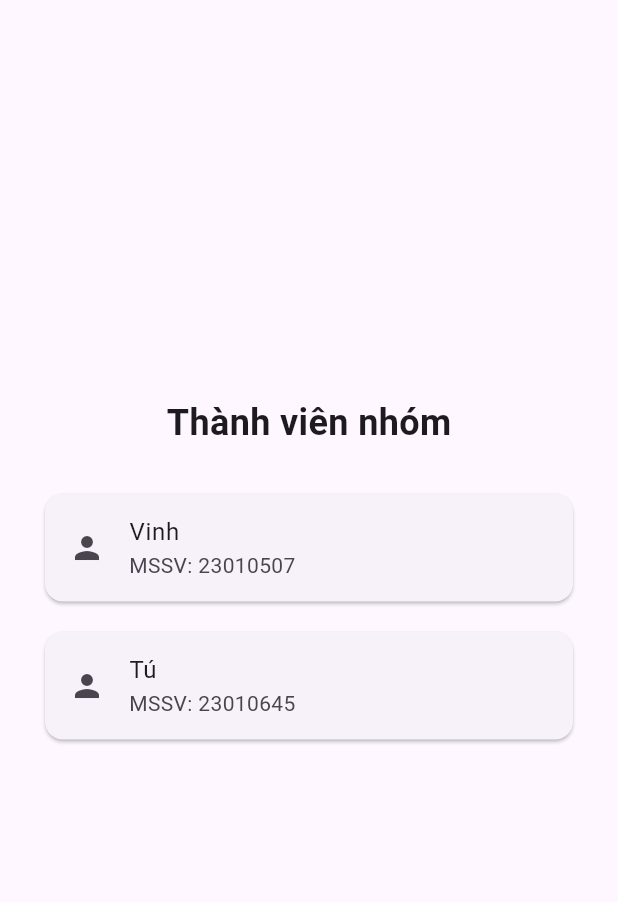
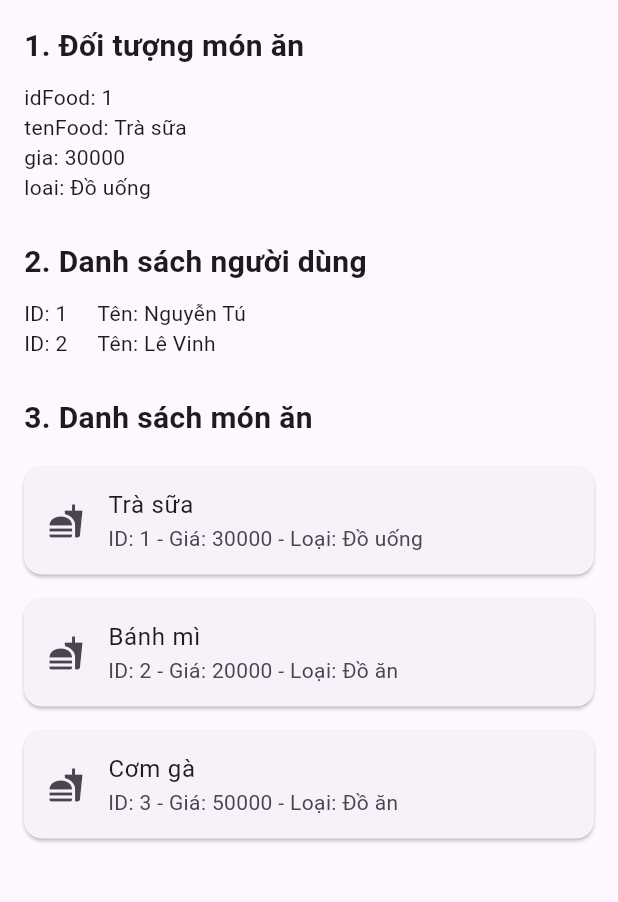
Before and after one commit to Tunguyen-05/Food-Ordering-App_Vinh_Tu_N03_1_2026, a Flutter app: the screen it shows after launch, on a phone screen of 412 x 824 dp, the part 84-986 px from its top. Run offline on Flutter 3.47's test engine with Material 3 defaults, Android fonts, the phone set to English and light mode, and no system bars.

Commit message:
bai thuc hanh so 2

```diff
--- a/lib/main.dart
+++ b/lib/main.dart
@@ -10,8 +10,8 @@ class MyApp extends StatelessWidget {
   @override
   Widget build(BuildContext context) {
     return MaterialApp(
+      debugShowCheckedModeBanner: false,
       title: 'Food Ordering App',
-      debugShowCheckedModeBanner: false,
       home: const MyHomePage(),
     );
   }
@@ -22,40 +22,113 @@ class MyHomePage extends StatelessWidget {
 
   @override
   Widget build(BuildContext context) {
+    int idFood = 1;
+    String tenFood = "Trà sữa";
+    int gia = 30000;
+    String loai = "Đồ uống";
+
+    // Đối tượng món ăn
+    var food = {
+      'idFood': idFood,
+      'tenFood': tenFood,
+      'gia': gia,
+      'loai': loai,
+    };
+
+    // Danh sách người dùng
+    var Listuser = [
+      {
+      'idUser': 1,
+      'tenUser': 'Nguyễn Tú',
+      },
+      {
+        'idUser': 2,
+        'tenUser': 'Lê Vinh',
+      }
+    ];
+
+    // Danh sách món ăn
+    var listFood = [
+      {
+        'idFood': 1,
+        'tenFood': 'Trà sữa',
+        'gia': 30000,
+        'loai': 'Đồ uống',
+      },
+      {
+        'idFood': 2,
+        'tenFood': 'Bánh mì',
+        'gia': 20000,
+        'loai': 'Đồ ăn',
+      },
+      {
+        'idFood': 3,
+        'tenFood': 'Cơm gà',
+        'gia': 50000,
+        'loai': 'Đồ ăn',
+      },
+    ];
+
     return Scaffold(
       appBar: AppBar(
-        title: const Text('Food Ordering App'),
+        title: const Text("Food Ordering App"),
         backgroundColor: Colors.lightBlueAccent,
       ),
-      body: Center(
+      body: SingleChildScrollView(
+        padding: const EdgeInsets.all(16),
         child: Column(
-          mainAxisAlignment: MainAxisAlignment.center,
+          crossAxisAlignment: CrossAxisAlignment.start,
           children: [
             const Text(
-              'Thành viên nhóm',
-              style: TextStyle(
-                fontSize: 24,
-                fontWeight: FontWeight.bold,
-              ),
+              "1. Đối tượng món ăn",
+              style: TextStyle(fontSize: 20, fontWeight: FontWeight.bold),
             ),
-            const SizedBox(height: 20),
+            const SizedBox(height: 10),
+            Text("idFood: ${food['idFood']}"),
+            Text("tenFood: ${food['tenFood']}"),
+            Text("gia: ${food['gia']}"),
+            Text("loai: ${food['loai']}"),
 
-            Card(
-              margin: const EdgeInsets.symmetric(horizontal: 30, vertical: 10),
-              child: const ListTile(
-                leading: Icon(Icons.person),
-                title: Text('Vinh'),
-                subtitle: Text('MSSV: 23010507 '),
-              ),
+            const SizedBox(height: 25),
+
+            const Text(
+              "2. Danh sách người dùng",
+              style: TextStyle(fontSize: 20, fontWeight: FontWeight.bold),
             ),
 
-            Card(
-              margin: const EdgeInsets.symmetric(horizontal: 30, vertical: 10),
-              child: const ListTile(
-                leading: Icon(Icons.person),
-                title: Text('Tú'),
-                subtitle: Text('MSSV: 23010645'),
-              ),
+            const SizedBox(height: 10),
+            Column(
+              children: Listuser.map((userItem) {
+                return Row(
+                  children: [
+                    Text("ID: ${userItem['idUser']}"),
+                    const SizedBox(width: 20),
+                    Text("Tên: ${userItem['tenUser']}"),
+                  ],
+                );
+              }).toList(),
+            ),
+            const SizedBox(height: 25),
+
+            const Text(
+              "3. Danh sách món ăn",
+              style: TextStyle(fontSize: 20, fontWeight: FontWeight.bold),
+            ),
+            const SizedBox(height: 10),
+
+            Column(
+              children: listFood.map((foodItem) {
+                return Card(
+                  margin: const EdgeInsets.symmetric(vertical: 8),
+                  child: ListTile(
+                    leading: const Icon(Icons.fastfood),
+                    title: Text("${foodItem['tenFood']}"),
+                    subtitle: Text(
+                      "ID: ${foodItem['idFood']} - Giá: ${foodItem['gia']} - Loại: ${foodItem['loai']}",
+                    ),
+                  ),
+                );
+              }).toList(),
             ),
           ],
         ),
```
